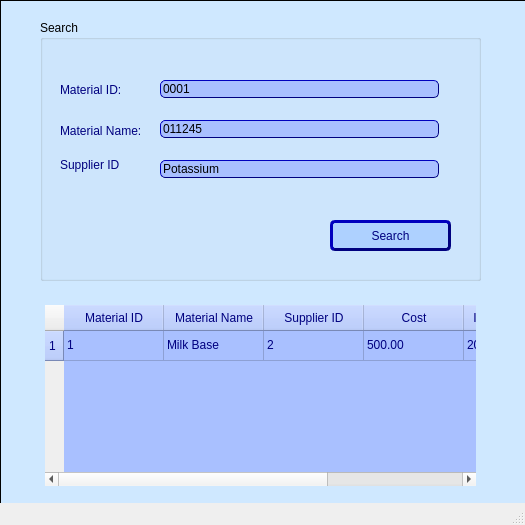
Before: the Qt Designer form DB_ConnectionsFiles/DB_project/40 Supplier Order form.ui in ElyanAli/DairyPro, drawn with Qt 5.
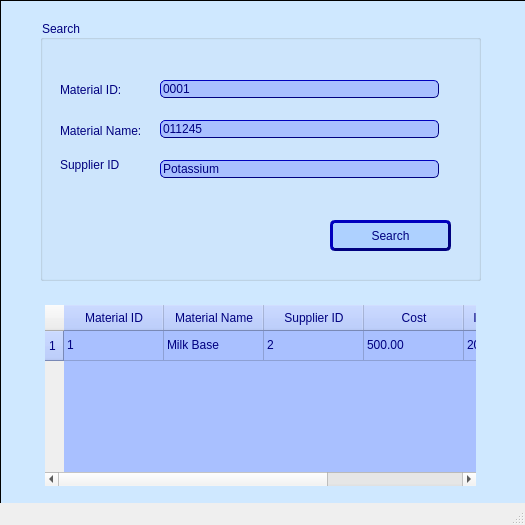
After: the same form once the commit is applied.

```diff
--- a/DB_ConnectionsFiles/DB_project/40 Supplier Order form.ui
+++ b/DB_ConnectionsFiles/DB_project/40 Supplier Order form.ui
@@ -156,7 +156,7 @@
      <string notr="true">font: 10pt &quot;Comic Sans MS&quot;;
 border-color: rgb(0, 0, 127);
 border-width: 10px;
-font-color: rgb(0, 0, 127);</string>
+color: rgb(0, 0, 127);</string>
     </property>
     <property name="title">
      <string>Search</string>
```
